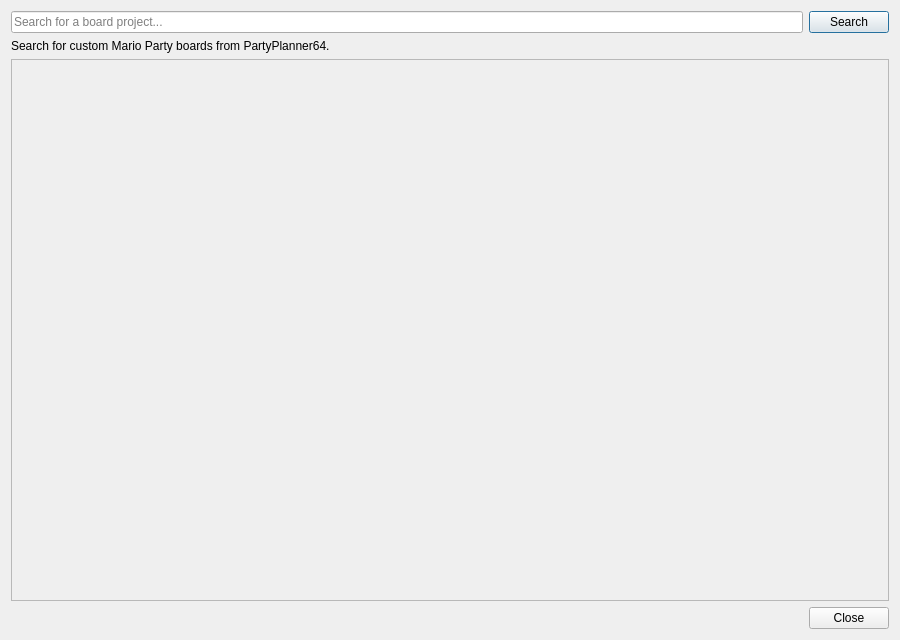
MarioPartyNetplay/Mupen-MPN, file Source/RMG/UserInterface/Dialog/BoardDownloader/BoardDownloaderDialog.ui: the form before one commit.
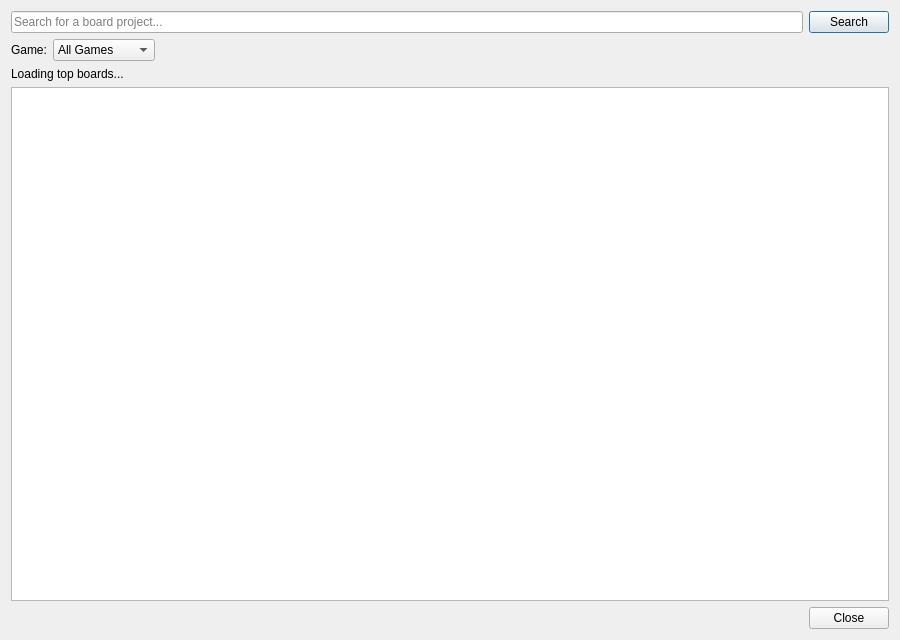
The form after the commit.

The edit to the form file:
```diff
--- a/Source/RMG/UserInterface/Dialog/BoardDownloader/BoardDownloaderDialog.ui
+++ b/Source/RMG/UserInterface/Dialog/BoardDownloader/BoardDownloaderDialog.ui
@@ -41,34 +41,75 @@
      </item>
     </layout>
    </item>
+   <item>
+    <layout class="QHBoxLayout" name="filterLayout">
+     <item>
+      <widget class="QLabel" name="gameFilterLabel">
+       <property name="text">
+        <string>Game:</string>
+       </property>
+      </widget>
+     </item>
+     <item>
+      <widget class="QComboBox" name="gameFilterComboBox">
+       <item>
+        <property name="text">
+         <string>All Games</string>
+        </property>
+       </item>
+       <item>
+        <property name="text">
+         <string>Mario Party</string>
+        </property>
+       </item>
+       <item>
+        <property name="text">
+         <string>Mario Party 2</string>
+        </property>
+       </item>
+       <item>
+        <property name="text">
+         <string>Mario Party 3</string>
+        </property>
+       </item>
+      </widget>
+     </item>
+     <item>
+      <spacer name="filterSpacer">
+       <property name="orientation">
+        <enum>Qt::Orientation::Horizontal</enum>
+       </property>
+       <property name="sizeHint" stdset="0">
+        <size>
+         <width>40</width>
+         <height>20</height>
+        </size>
+       </property>
+      </spacer>
+     </item>
+    </layout>
+   </item>
    <item>
     <widget class="QLabel" name="statusLabel">
      <property name="text">
-      <string>Search for custom Mario Party boards from PartyPlanner64.</string>
+      <string>Loading top boards...</string>
      </property>
     </widget>
    </item>
    <item>
-    <widget class="QScrollArea" name="resultsScrollArea">
-     <property name="widgetResizable">
+    <widget class="QListWidget" name="resultsListWidget">
+     <property name="alternatingRowColors">
       <bool>true</bool>
      </property>
-     <widget class="QWidget" name="resultsContainer">
-      <layout class="QGridLayout" name="resultsGridLayout">
-       <property name="leftMargin">
-        <number>0</number>
-       </property>
-       <property name="topMargin">
-        <number>0</number>
-       </property>
-       <property name="rightMargin">
-        <number>0</number>
-       </property>
-       <property name="bottomMargin">
-        <number>0</number>
-       </property>
-      </layout>
-     </widget>
+     <property name="selectionMode">
+      <enum>QAbstractItemView::SelectionMode::SingleSelection</enum>
+     </property>
+     <property name="iconSize">
+      <size>
+       <width>48</width>
+       <height>48</height>
+      </size>
+     </property>
     </widget>
    </item>
    <item>
```
